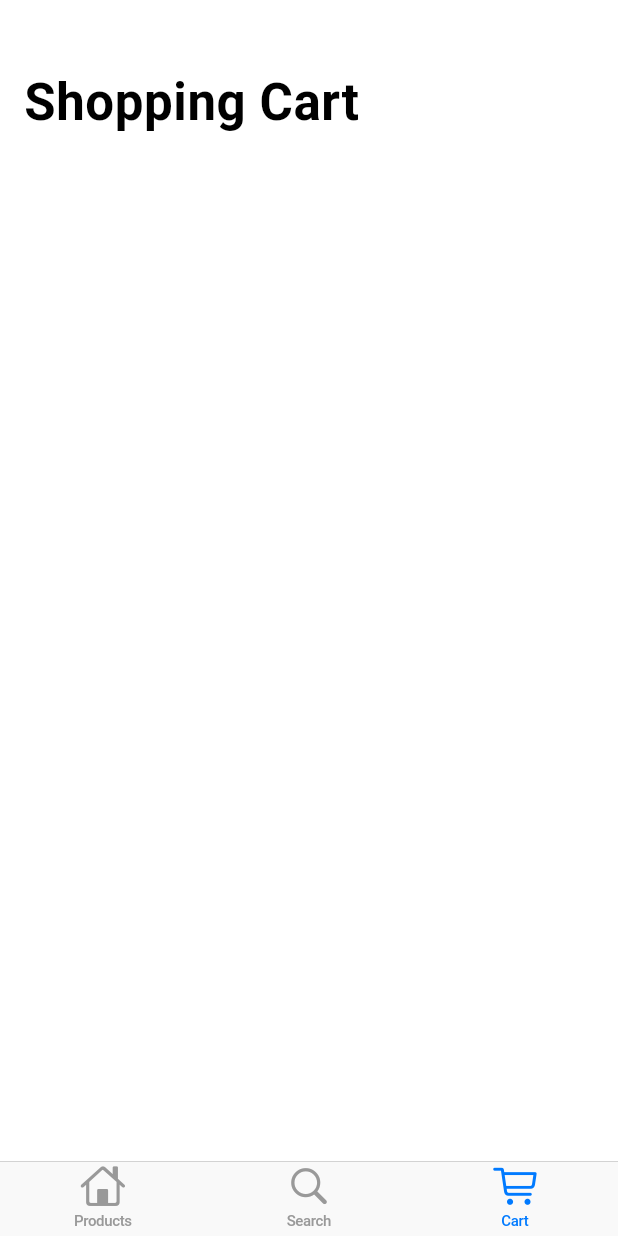
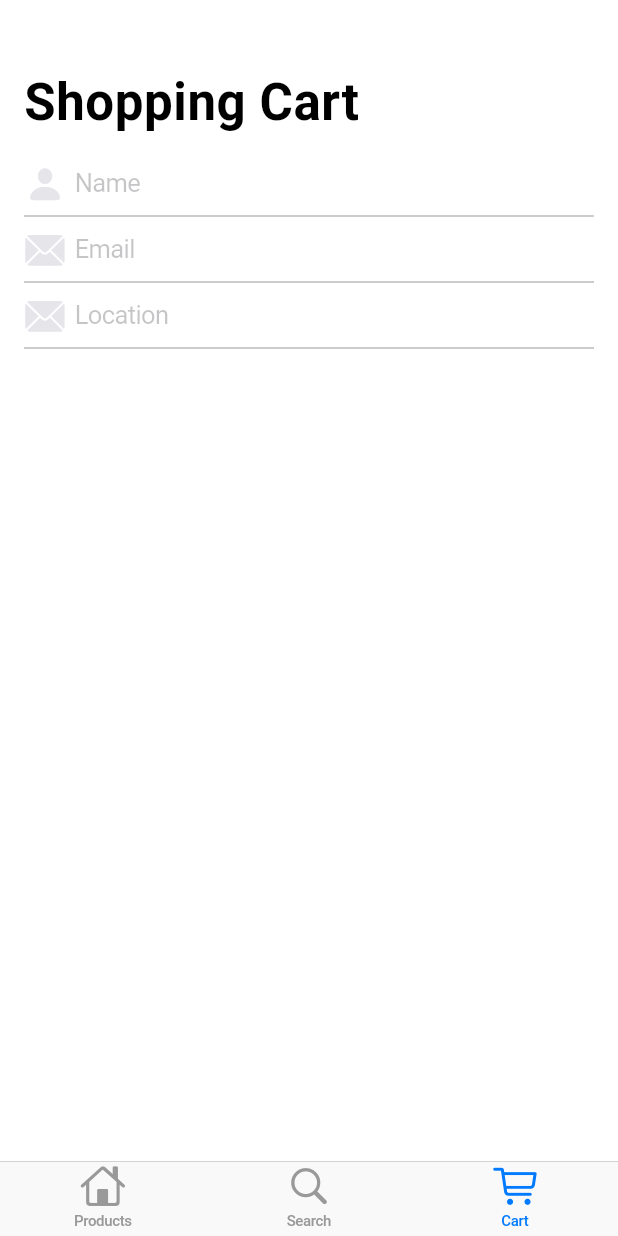
Before and after one commit to mtayyab010/flutter_cupertino_app, a Flutter app: the screen it shows after launch, item 3 of the bottom bar chosen, on a phone screen of 412 x 824 dp. Run offline on Flutter 3.47's test engine with Material 2 defaults, Android fonts, the phone set to English and light mode, and no system bars.

Commit message:
add customer info form input

```diff
--- a/lib/search_tab.dart
+++ b/lib/search_tab.dart
@@ -31,7 +31,7 @@ class _SearchTabState extends State<SearchTab> {
     _focusNode.dispose();
     _controller.dispose();
     super
-        .dispose(); // use this method to prevent dart analysis "override method annotated as @mustCallSuper in 'State' but does not invoke overridden method"
+        .dispose(); // use this method to prevent dart analysis "override method annotated as @mustCallSuper in 'State', but does not invoke overridden method"
   }
 
   @override
--- a/lib/shopping_cart_tab.dart
+++ b/lib/shopping_cart_tab.dart
@@ -12,13 +12,125 @@ class ShoppingCartTab extends StatefulWidget {
 }
 
 class _ShoppingCartTabState extends State<ShoppingCartTab> {
+  String name;
+  String email;
+  String location;
+  String pin;
+  DateTime dateTime = DateTime.now();
+
+  Widget _buildNameField() {
+    return CupertinoTextField(
+      prefix: const Icon(
+        CupertinoIcons.person_solid,
+        color: CupertinoColors.lightBackgroundGray,
+        size: 28,
+      ),
+      padding: const EdgeInsets.symmetric(horizontal: 6, vertical: 12),
+      clearButtonMode: OverlayVisibilityMode.editing,
+      textCapitalization: TextCapitalization.words,
+      autocorrect: false,
+      decoration: const BoxDecoration(
+        border: Border(
+          bottom: BorderSide(
+            width: 0,
+            color: CupertinoColors.inactiveGray,
+          ),
+        ),
+      ),
+      placeholder: 'Name',
+      onChanged: (newName) {
+        setState(() {
+          name = newName;
+        });
+      },
+    );
+  }
+
+  Widget _buildEmailField() {
+    return const CupertinoTextField(
+      prefix: Icon(
+        CupertinoIcons.mail_solid,
+        color: CupertinoColors.lightBackgroundGray,
+        size: 28,
+      ),
+      padding: const EdgeInsets.symmetric(horizontal: 6, vertical: 12),
+      clearButtonMode: OverlayVisibilityMode.editing,
+      textCapitalization: TextCapitalization.words,
+      autocorrect: false,
+      decoration: const BoxDecoration(
+        border: Border(
+          bottom: BorderSide(
+            width: 0,
+            color: CupertinoColors.inactiveGray,
+          ),
+        ),
+      ),
+      placeholder: 'Email',
+    );
+  }
+
+  Widget _buildLocationField() {
+    return const CupertinoTextField(
+      prefix: Icon(
+        CupertinoIcons.mail_solid,
+        color: CupertinoColors.lightBackgroundGray,
+        size: 28,
+      ),
+      padding: const EdgeInsets.symmetric(horizontal: 6, vertical: 12),
+      clearButtonMode: OverlayVisibilityMode.editing,
+      textCapitalization: TextCapitalization.words,
+      autocorrect: false,
+      decoration: const BoxDecoration(
+        border: Border(
+          bottom: BorderSide(
+            width: 0,
+            color: CupertinoColors.inactiveGray,
+          ),
+        ),
+      ),
+      placeholder: 'Location',
+    );
+  }
+
+  SliverChildBuilderDelegate _buildSilverChildBuilderDelegate(
+      AppStateModel model) {
+    return SliverChildBuilderDelegate((context, index) {
+      switch (index) {
+        case 0:
+          return Padding(
+            padding: const EdgeInsets.symmetric(horizontal: 16),
+            child: _buildNameField(),
+          );
+        case 1:
+          return Padding(
+            padding: const EdgeInsets.symmetric(horizontal: 16),
+            child: _buildEmailField(),
+          );
+        case 2:
+          return Padding(
+            padding: const EdgeInsets.symmetric(horizontal: 16),
+            child: _buildLocationField(),
+          );
+        default:
+        //Do nothing
+      }
+      return null;
+    });
+  }
+
   @override
   Widget build(BuildContext context) {
     return Consumer<AppStateModel>(builder: (context, model, child) {
       return CustomScrollView(
-        slivers: const <Widget>[
+        slivers: <Widget>[
           CupertinoSliverNavigationBar(
             largeTitle: Text('Shopping Cart'),
+          ),
+          SliverSafeArea(
+            top: false,
+            minimum: EdgeInsets.only(top: 4),
+            sliver:
+                SliverList(delegate: _buildSilverChildBuilderDelegate(model)),
           )
         ],
       );
```
